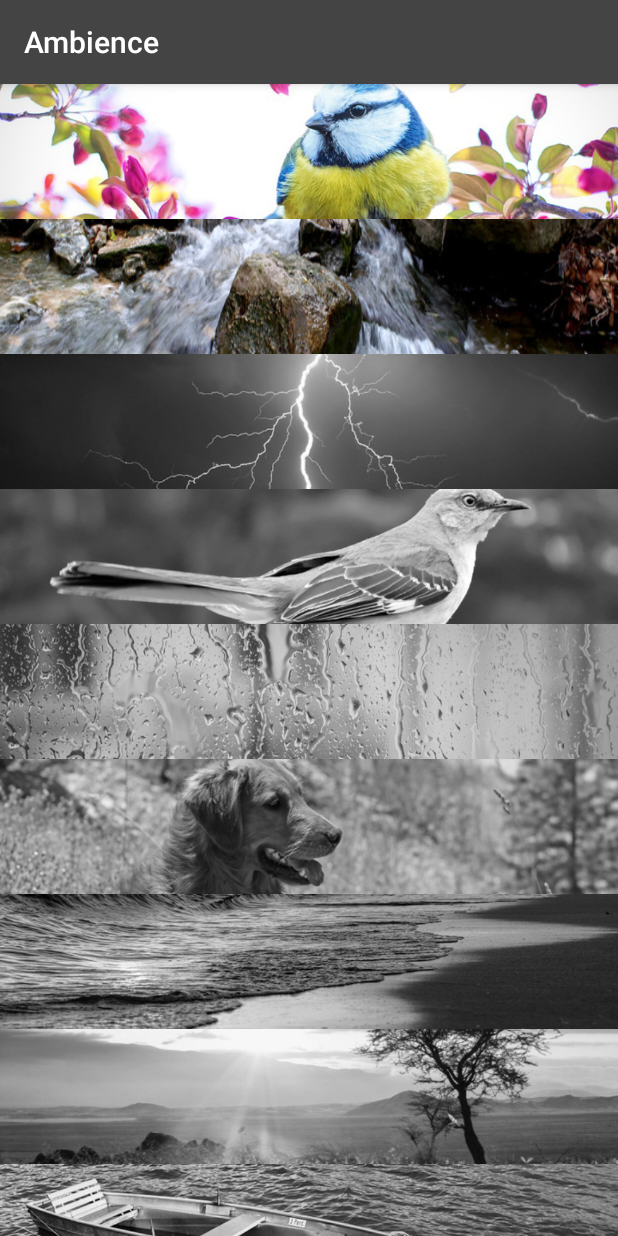
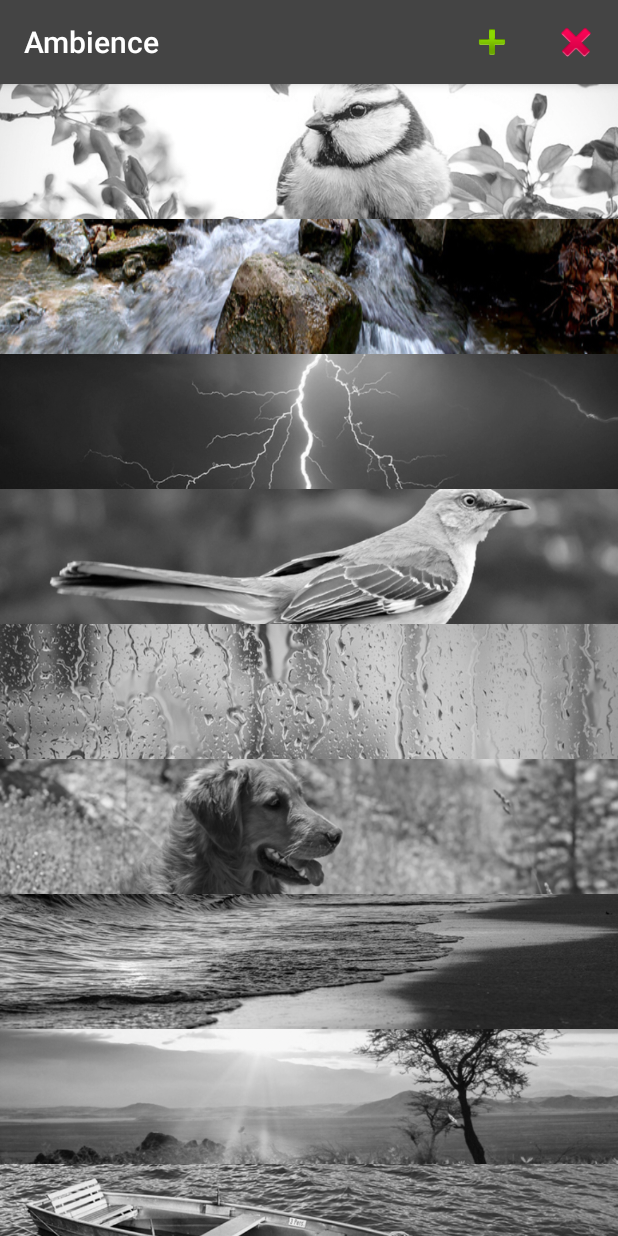
Before and after one commit to JoeParker/Zen, an Android app: the screen it shows after launch (MainActivity), after a tap on an icon or button, on a phone screen of 412 x 824 dp. Run offline under Robolectric (Android 15) with nearby library versions, the phone set to English and light mode, and no system bars; 1 other tap on this screen came first.

Commit message:
Add global stop button to action bar

```diff
--- /dev/null
+++ b/app/src/main/res/menu/menu_main.xml
@@ -0,0 +1,17 @@
+<?xml version="1.0" encoding="utf-8"?>
+
+<menu xmlns:android="http://schemas.android.com/apk/res/android"
+    xmlns:app="http://schemas.android.com/apk/res-auto">
+    <item
+        android:id="@+id/save"
+        android:icon="@android:drawable/ic_input_add"
+        app:showAsAction="ifRoom"
+        android:title="Compose">
+    </item>
+    <item
+        android:id="@+id/stop"
+        android:icon="@android:drawable/ic_delete"
+        app:showAsAction="ifRoom|withText"
+        android:title="Profile">
+    </item>
+</menu>
```
Also changed, not shown: app/src/main/java/com/joeparker/myapplication/MainActivity.java (+81 -0 lines).
